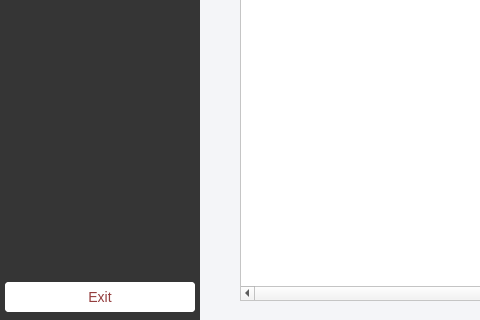
Old version of the form views/main_window.ui in the repository TruongLV99/pets-shop; both pictures show x 0 to 480 and y 580 to 900 of the 1200 by 900 pixel window.
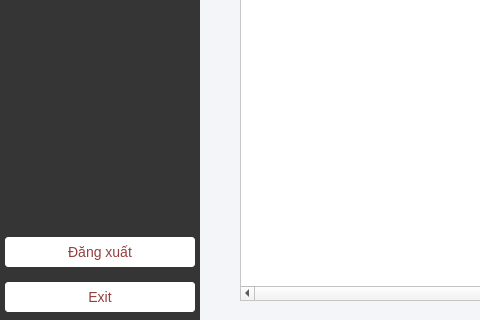
New version of the form. Icons and pictures are not drawn.

```diff
--- a/views/main_window.ui
+++ b/views/main_window.ui
@@ -409,6 +409,42 @@
          </property>
         </spacer>
        </item>
+       <item>
+        <widget class="QPushButton" name="logoutBtn">
+         <property name="minimumSize">
+          <size>
+           <width>0</width>
+           <height>40</height>
+          </size>
+         </property>
+         <property name="maximumSize">
+          <size>
+           <width>16777215</width>
+           <height>35</height>
+          </size>
+         </property>
+         <property name="styleSheet">
+          <string notr="true">#logoutBtn {
+	color: #943e3e;
+	text-align: center;
+	padding-left: 0;
+}
+
+#logoutBtn:pressed {
+	padding-left: 10px;
+}
+</string>
+         </property>
+         <property name="text">
+          <string>Đăng xuất</string>
+         </property>
+         <property name="icon">
+          <iconset>
+           <normalon>:/icon/icon/logout-48.ico</normalon>
+          </iconset>
+         </property>
+        </widget>
+       </item>
        <item>
         <widget class="QPushButton" name="exitBtn">
          <property name="minimumSize">
```
